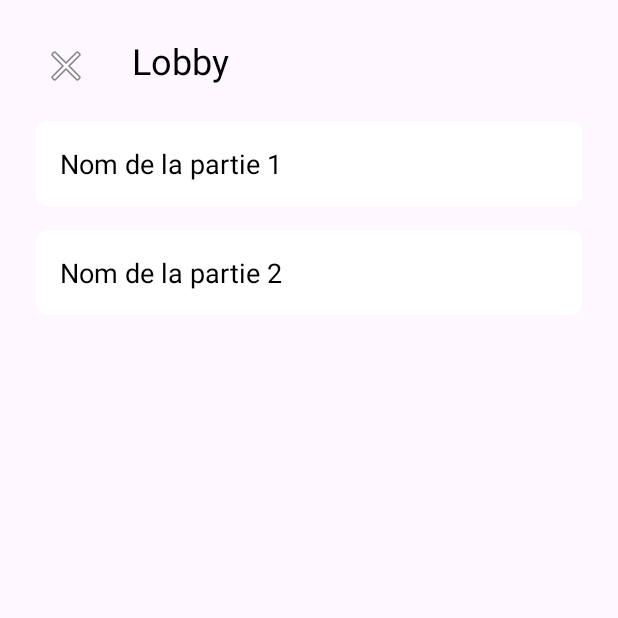
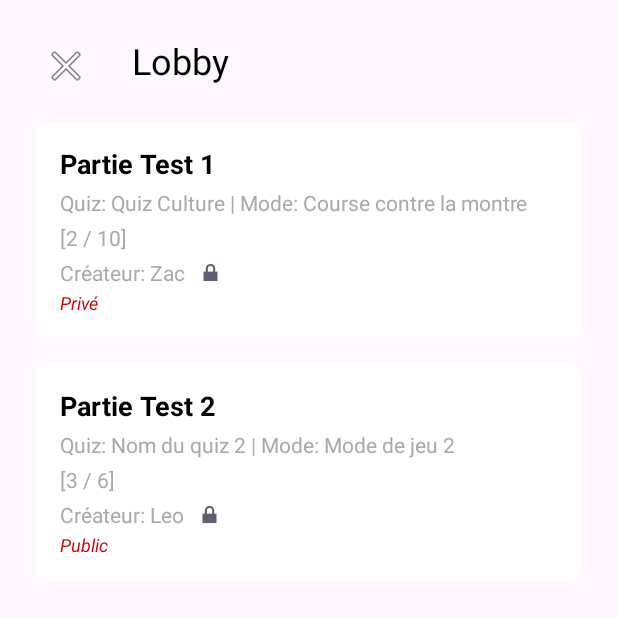
Before and after one commit to Nico8529/ProjetAndroidS8, an Android app: the Lobby screen opened directly, with no data from a screen before it, on a phone screen of 412 x 824 dp, the top half of it. Run offline under Robolectric (Android 15) with nearby library versions, the phone set to English and light mode, and no system bars.

Commit message:
Code Théo et Zac et tosu est fonctionnel

```diff
--- a/app/src/main/AndroidManifest.xml
+++ b/app/src/main/AndroidManifest.xml
@@ -1,6 +1,9 @@
 <manifest xmlns:android="http://schemas.android.com/apk/res/android"
           xmlns:tools="http://schemas.android.com/tools"
           package="com.example.quiz">
+
+    <uses-permission android:name="android.permission.WRITE_EXTERNAL_STORAGE" />
+    <uses-permission android:name="android.permission.READ_EXTERNAL_STORAGE" />
 
     <application
             android:allowBackup="true"
--- a/app/src/main/java/com/example/quiz/ConfigHub.java
+++ b/app/src/main/java/com/example/quiz/ConfigHub.java
@@ -129,7 +129,10 @@ public class ConfigHub extends AppCompatActivity {
 
                 Toast.makeText(this, "Partie créée !", Toast.LENGTH_SHORT).show();
                 Log.i(TAG, "Redirection vers Hub.java");
-                startActivity(new Intent(ConfigHub.this, Hub.class));
+                Intent intent = new Intent(ConfigHub.this, Hub.class);
+                intent.putExtra("justCreated", true); // Pour que Lobby affiche un message ou recharge les données
+                startActivity(intent);
+
 
             } catch (Exception e) {
                 Log.e(TAG, "Erreur lors de la création de la partie", e);
--- a/app/src/main/java/com/example/quiz/Lobby.java
+++ b/app/src/main/java/com/example/quiz/Lobby.java
@@ -52,9 +52,7 @@ public class Lobby extends AppCompatActivity {
         recyclerViewLobbies.setAdapter(lobbyAdapter);
     }
 
-    /**
-     * Méthode pour charger les parties depuis un fichier JSON stocké dans les assets.
-     */
+
     private List<Party> loadPartiesFromJson() {
         Log.d(TAG, "Chargement des parties depuis multi_data.json...");
         try (InputStreamReader reader = new InputStreamReader(getAssets().open("multi_data.json"))) {
--- a/app/src/main/java/com/example/quiz/LobbyAdapter.java
+++ b/app/src/main/java/com/example/quiz/LobbyAdapter.java
@@ -4,6 +4,7 @@ import android.util.Log;
 import android.view.LayoutInflater;
 import android.view.View;
 import android.view.ViewGroup;
+import android.widget.ImageView;
 import android.widget.TextView;
 
 import androidx.annotation.NonNull;
@@ -42,16 +43,25 @@ public class LobbyAdapter extends RecyclerView.Adapter<LobbyAdapter.LobbyViewHol
     @Override
     public void onBindViewHolder(@NonNull LobbyViewHolder holder, int position) {
         Party party = partyList.get(position);
-        Log.d(TAG, "onBindViewHolder called for position " + position + " with party: " + party.getPartyName());
 
         holder.lobbyName.setText(party.getPartyName());
+        holder.quizAndMode.setText("Quiz: " + party.getQuiz() + " | Mode: " + party.getGameMode());
+        holder.playerCount.setText("[" + party.getPlayers().size() + " / " + party.getMaxPlayers() + "]");
+        holder.adminName.setText("Créateur: " + party.getCreatorId());
 
-        // Gérer le clic sur un lobby
-        holder.itemView.setOnClickListener(v -> {
-            Log.d(TAG, "Lobby clicked: " + party.getPartyName() + " (ID: " + party.getPartyId() + ")");
-            listener.onLobbyClick(party);
-        });
+        // Afficher cadenas si la partie a un mot de passe
+        if (party.getPassword() != null && !party.getPassword().isEmpty()) {
+            holder.lockIcon.setVisibility(View.VISIBLE);
+        } else {
+            holder.lockIcon.setVisibility(View.GONE);
+        }
+
+        // Public ou privé
+        holder.privacyStatus.setText(party.isPrivate() ? "Privé" : "Public");
+
+        holder.itemView.setOnClickListener(v -> listener.onLobbyClick(party));
     }
+
 
     // Retourne le nombre total d'éléments dans la liste
     @Override
@@ -68,13 +78,22 @@ public class LobbyAdapter extends RecyclerView.Adapter<LobbyAdapter.LobbyViewHol
     // Classe interne représentant une cellule de RecyclerView
     public static class LobbyViewHolder extends RecyclerView.ViewHolder {
 
-        // Référence au TextView qui affichera le nom du lobby
         final TextView lobbyName;
+        final TextView quizAndMode;
+        final TextView playerCount;
+        final TextView adminName;
+        final ImageView lockIcon;
+        final TextView privacyStatus;
 
         public LobbyViewHolder(@NonNull View itemView) {
             super(itemView);
             lobbyName = itemView.findViewById(R.id.lobbyName);
-            Log.d(TAG, "LobbyViewHolder initialized");
+            quizAndMode = itemView.findViewById(R.id.quizAndMode);
+            playerCount = itemView.findViewById(R.id.playerCount);
+            adminName = itemView.findViewById(R.id.adminName);
+            lockIcon = itemView.findViewById(R.id.lockIcon);
+            privacyStatus = itemView.findViewById(R.id.privacyStatus);
         }
     }
+
 }
--- a/app/src/main/java/com/example/quiz/Party.java
+++ b/app/src/main/java/com/example/quiz/Party.java
@@ -1,125 +1,57 @@
 package com.example.quiz;
 
+import java.util.Collection;
 import java.util.List;
 
 public class Party {
-
-    private String partyId;
-    private String partyName;
-    private String quiz;
-    private String gameMode;
-    private boolean jokers;
-    private int maxPlayers;
-    private String password;
-    private String serverRegion;
-    private boolean textChat;
-    private boolean voiceChat;
-    private boolean isPrivate;
-    private String creatorId;
-    private List<String> players;
-
-    // Getters and setters
-    public String getPartyId() {
-        return partyId;
-    }
-
-    public void setPartyId(String partyId) {
-        this.partyId = partyId;
-    }
+    public String partyId;
+    public String partyName;
+    public String quiz;
+    public String gameMode;
+    public boolean jokers;
+    public int maxPlayers;
+    public int presencePlayers;
+    public String password;
+    public String serverRegion;
+    public boolean textChat;
+    public boolean voiceChat;
+    public boolean isPrivate;
+    public String creatorId;
+    public List<String> players;
 
     public String getPartyName() {
         return partyName;
-    }
-
-    public void setPartyName(String partyName) {
-        this.partyName = partyName;
     }
 
     public String getQuiz() {
         return quiz;
     }
 
-    public void setQuiz(String quiz) {
-        this.quiz = quiz;
-    }
-
     public String getGameMode() {
         return gameMode;
     }
 
-    public void setGameMode(String gameMode) {
-        this.gameMode = gameMode;
-    }
-
-    public boolean isJokers() {
-        return jokers;
-    }
-
-    public void setJokers(boolean jokers) {
-        this.jokers = jokers;
+    public List<String> getPlayers() {
+        return players;
     }
 
     public int getMaxPlayers() {
         return maxPlayers;
     }
 
-    public void setMaxPlayers(int maxPlayers) {
-        this.maxPlayers = maxPlayers;
-    }
-
     public String getPassword() {
         return password;
     }
 
-    public void setPassword(String password) {
-        this.password = password;
-    }
-
-    public String getServerRegion() {
-        return serverRegion;
-    }
-
-    public void setServerRegion(String serverRegion) {
-        this.serverRegion = serverRegion;
-    }
-
-    public boolean isTextChat() {
-        return textChat;
-    }
-
-    public void setTextChat(boolean textChat) {
-        this.textChat = textChat;
-    }
-
-    public boolean isVoiceChat() {
-        return voiceChat;
-    }
-
-    public void setVoiceChat(boolean voiceChat) {
-        this.voiceChat = voiceChat;
+    public String getCreatorId() {
+        return creatorId;
     }
 
     public boolean isPrivate() {
         return isPrivate;
     }
 
-    public void setPrivate(boolean isPrivate) {
-        this.isPrivate = isPrivate;
-    }
-
-    public String getCreatorId() {
-        return creatorId;
-    }
-
-    public void setCreatorId(String creatorId) {
-        this.creatorId = creatorId;
-    }
-
-    public List<String> getPlayers() {
-        return players;
-    }
-
-    public void setPlayers(List<String> players) {
-        this.players = players;
+    public String getPartyId() {
+        return partyId;
     }
 }
--- a/app/src/main/java/com/example/quiz/PartyList.java
+++ b/app/src/main/java/com/example/quiz/PartyList.java
@@ -1,16 +1,12 @@
 package com.example.quiz;
 
+import java.util.Collection;
 import java.util.List;
 
 public class PartyList {
-
-    private List<Party> parties;
+    public List<Party> parties;
 
     public List<Party> getParties() {
         return parties;
     }
-
-    public void setParties(List<Party> parties) {
-        this.parties = parties;
-    }
 }
--- a/app/src/main/res/layout/item_lobby.xml
+++ b/app/src/main/res/layout/item_lobby.xml
@@ -11,12 +11,70 @@
             android:orientation="vertical"
             android:padding="16dp">
 
+        <!-- Nom de la partie -->
         <TextView
                 android:id="@+id/lobbyName"
-                android:layout_width="match_parent"
+                android:layout_width="wrap_content"
                 android:layout_height="wrap_content"
-                android:text="Lobby Name"
+                android:text="Nom de la partie"
+                android:textStyle="bold"
                 android:textSize="18sp"
                 android:textColor="@android:color/black" />
+
+        <!-- Nom du quiz et mode de jeu -->
+        <TextView
+                android:id="@+id/quizAndMode"
+                android:layout_width="wrap_content"
+                android:layout_height="wrap_content"
+                android:text="Quiz: Nom du quiz | Mode: Classique"
+                android:textSize="14sp"
+                android:layout_marginTop="4dp"
+                android:textColor="@android:color/darker_gray" />
+
+        <!-- Infos joueurs -->
+        <TextView
+                android:id="@+id/playerCount"
+                android:layout_width="wrap_content"
+                android:layout_height="wrap_content"
+                android:text="[1 / 4] joueurs"
+                android:textSize="14sp"
+                android:textColor="@android:color/darker_gray"
+                android:layout_marginTop="4dp" />
+
+        <!-- Admin + cadenas si mdp -->
+        <LinearLayout
+                android:layout_width="wrap_content"
+                android:layout_height="wrap_content"
+                android:orientation="horizontal"
+                android:layout_marginTop="4dp"
+                android:gravity="center_vertical">
+
+            <TextView
+                    android:id="@+id/adminName"
+                    android:layout_width="wrap_content"
+                    android:layout_height="wrap_content"
+                    android:text="Créateur: admin001"
+                    android:textSize="14sp"
+                    android:textColor="@android:color/darker_gray" />
+
+            <ImageView
+                    android:id="@+id/lockIcon"
+                    android:layout_width="18dp"
+                    android:layout_height="18dp"
+                    android:layout_marginStart="8dp"
+                    android:src="@android:drawable/ic_lock_lock"
+                    android:visibility="gone" />
+        </LinearLayout>
+
+        <!-- Public ou privé -->
+        <TextView
+                android:id="@+id/privacyStatus"
+                android:layout_width="wrap_content"
+                android:layout_height="wrap_content"
+                android:text="Privé"
+                android:textSize="12sp"
+                android:textStyle="italic"
+                android:textColor="@android:color/holo_red_dark"
+                android:layout_marginTop="2dp" />
     </LinearLayout>
 </FrameLayout>
--- a/app/src/main/res/layout/lobby.xml
+++ b/app/src/main/res/layout/lobby.xml
@@ -6,7 +6,7 @@
         android:id="@+id/lobbyLayout"
         android:layout_width="match_parent"
         android:layout_height="match_parent"
-        tools:context=".LobbyActivity"
+        tools:context=".Lobby"
         android:padding="16dp">
 
     <!-- Bouton Retour -->
--- a/app/src/main/res/layout/menu_du_jeu.xml
+++ b/app/src/main/res/layout/menu_du_jeu.xml
@@ -41,7 +41,7 @@
             android:id="@+id/appTitle"
             android:layout_width="wrap_content"
             android:layout_height="wrap_content"
-            android:text="@string/quiz_master"
+            android:text="Quiztopia"
             android:textSize="26sp"
             android:textColor="#000000"
             android:textStyle="bold"
--- a/app/src/main/res/values/strings.xml
+++ b/app/src/main/res/values/strings.xml
@@ -1,7 +1,7 @@
 <resources>
 
     <!-- 🌐 Infos générales de l'application -->
-    <string name="app_name">Quiz Master</string>
+    <string name="app_name">Quiztopia</string>
     <string name="app_logo">Logo de l\'application</string>
     <string name="version_app">v1.0.0</string>
 
@@ -61,7 +61,7 @@
     <string name="temps">temps :</string>
     <string name="chargement_des_assets">"Chargement des assets "</string>
     <string name="logo_du_jeu">"Logo du jeu "</string>
-    <string name="quiz_master">"🎮 QUIZ MASTER "</string>
+    <string name="quiz_master">"Quiztopia"</string>
     <string name="prenom">"Prénom "</string>
     <string name="code_4_chiffres">"Code à 4 chiffres "</string>
     <string name="connexion">"Connexion "</string>
--- a/build.gradle.kts
+++ b/build.gradle.kts
@@ -1,4 +1,5 @@
 // Top-level build file where you can add configuration options common to all sub-projects/modules.
 plugins {
     alias(libs.plugins.android.application) apply false
+    id("com.google.gms.google-services") version "4.4.2" apply false
 }
```
Also changed, not shown: app/build.gradle.kts (+11 -1 lines), app/src/main/assets/multi_data.json (+15 -12 lines), app/src/main/java/com/example/quiz/Chargement.java (+21 -0 lines), app/src/main/java/com/example/quiz/Hub.java (+68 -33 lines), app/src/main/res/drawable/player_bubble.xml (+7 -27 lines), app/src/main/res/layout/item_player.xml (added, +25 -0 lines), 1 other file.
